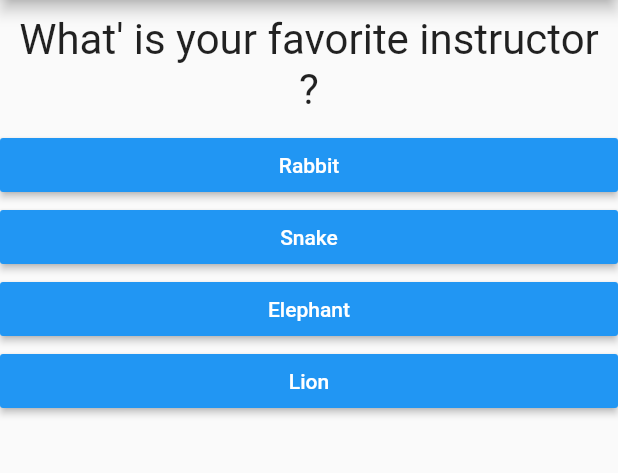
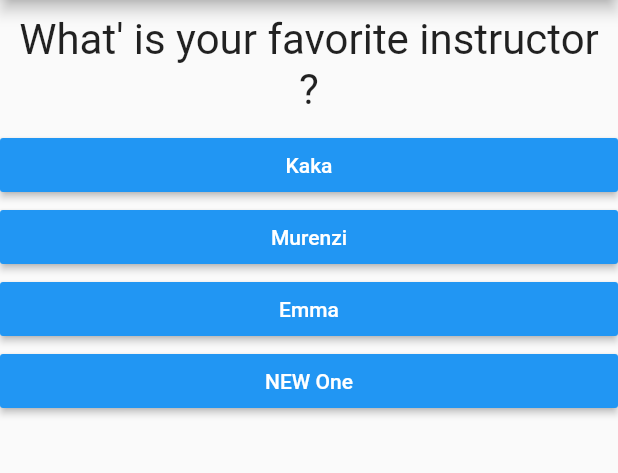
Before and after one commit to manishimweemmanuel8/flutter-study, a Flutter app: the screen it shows after launch, after a tap on "Black", after a tap on "Snake", on a phone screen of 412 x 824 dp, the part 84-557 px from its top. Run offline on Flutter 3.47's test engine with Material 2 defaults, Android fonts, the phone set to English and light mode, and no system bars.

Commit message:
design result

```diff
--- a/lib/main.dart
+++ b/lib/main.dart
@@ -1,7 +1,7 @@
 import 'package:flutter/material.dart';
 
-import './question.dart';
-import './answer.dart';
+import './quiz.dart';
+import './result.dart';
 
 void main() {
   runApp(MyApp());
@@ -16,18 +16,33 @@ class MyApp extends StatefulWidget {
 }
 
 class _MyAppState extends State<MyApp> {
-  static const questions = [
+  static const _questions = [
     {
       'questionText': 'What\' is your favorite color ?',
-      'answers': ['Black', 'Red', 'Green', 'White']
+      'answers': [
+        {'text': 'Black', 'score': 6},
+        {'text': 'Red', 'score': 8},
+        {'text': 'Green', 'score': 7},
+        {'text': 'White', 'score': 10}
+      ]
     },
     {
       'questionText': 'What\' is your favorite animal ?',
-      'answers': ['Rabbit', 'Snake', 'Elephant', 'Lion']
+      'answers': [
+        {'text': 'Rabbit', 'score': 12},
+        {'text': 'Snake', 'score': 11},
+        {'text': 'Elephant', 'score': 9},
+        {'text': 'Lion', 'score': 6}
+      ]
     },
     {
       'questionText': 'What\' is your favorite instructor ?',
-      'answers': ['Rabbit', 'Snake', 'Elephant', 'Lion']
+      'answers': [
+        {'text': 'Kaka', 'score': 8},
+        {'text': 'Murenzi', 'score': 9},
+        {'text': 'Emma', 'score': 13},
+        {'text': 'NEW One', 'score': 9}
+      ]
     },
   ];
   var _questionIndex = 0;
@@ -37,7 +52,7 @@ class _MyAppState extends State<MyApp> {
       _questionIndex += 1;
     });
     print(_questionIndex);
-    if (_questionIndex < questions.length) {
+    if (_questionIndex < _questions.length) {
       print('We have more questions !');
     }
   }
@@ -47,19 +62,13 @@ class _MyAppState extends State<MyApp> {
     return MaterialApp(
       home: Scaffold(
         appBar: AppBar(title: Text('STUDY APP')),
-        body: _questionIndex < questions.length
-            ? Column(
-                children: [
-                  Question(
-                    questions[_questionIndex]['questionText'] as String,
-                  ),
-                  ...(questions[_questionIndex]['answers'] as List<String>)
-                      .map((answer) {
-                    return Answer(_answerQuestion, answer);
-                  }).toList()
-                ],
+        body: _questionIndex < _questions.length
+            ? Quiz(
+                answerQuestion: _answerQuestion,
+                questionIndex: _questionIndex,
+                questions: _questions,
               )
-            : Center(child: Text("You did it")),
+            : Result(_totalScore),
       ),
     );
   }
--- /dev/null
+++ b/lib/quiz.dart
@@ -0,0 +1,31 @@
+import 'package:flutter/material.dart';
+
+import './answer.dart';
+import './question.dart';
+
+class Quiz extends StatelessWidget {
+  final List<Map<String, Object>> questions;
+  final int questionIndex;
+  final VoidCallback answerQuestion;
+  const Quiz({
+    Key? key,
+    required this.questions,
+    required this.questionIndex,
+    required this.answerQuestion,
+  }) : super(key: key);
+
+  @override
+  Widget build(BuildContext context) {
+    return Column(
+      children: [
+        Question(
+          questions[questionIndex]['questionText'] as String,
+        ),
+        ...(questions[questionIndex]['answers'] as List<Map<String, Object>>)
+            .map((answer) {
+          return Answer( answerQuestion, answer['text'] as String);
+        }).toList()
+      ],
+    );
+  }
+}
--- /dev/null
+++ b/lib/result.dart
@@ -0,0 +1,15 @@
+import 'package:flutter/material.dart';
+
+class Result extends StatelessWidget {
+  final int totalResult;
+    const Result(this.totalResult) ;
+
+
+
+  @override
+  Widget build(BuildContext context) {
+    return Center(
+      child: Text("You did it")
+      );
+  }
+}
```
